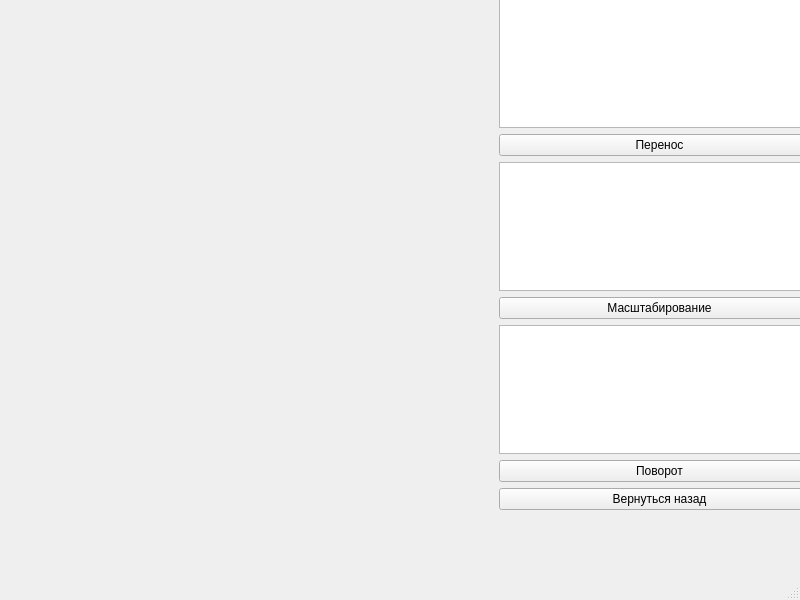
Before: the Qt Designer form cg/lab_02/mainwindow.ui in skitcc/4sem, drawn with Qt 5.
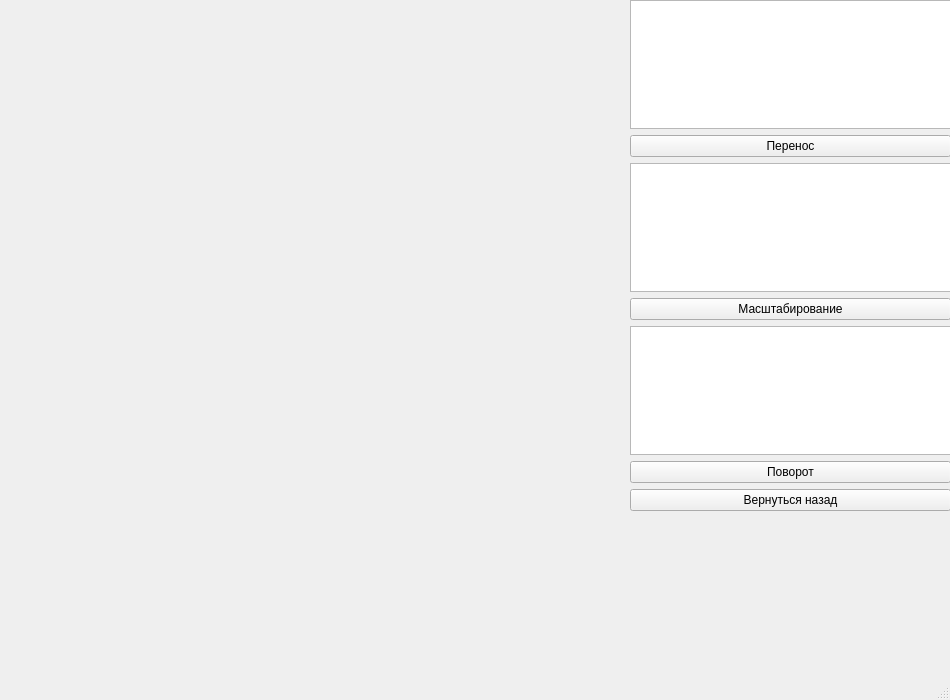
After: the same form once the commit is applied.

Patch:
```diff
--- a/cg/lab_02/mainwindow.ui
+++ b/cg/lab_02/mainwindow.ui
@@ -6,8 +6,8 @@
    <rect>
     <x>0</x>
     <y>0</y>
-    <width>800</width>
-    <height>600</height>
+    <width>950</width>
+    <height>700</height>
    </rect>
   </property>
   <property name="windowTitle">
@@ -17,8 +17,8 @@
    <widget class="QWidget" name="verticalLayoutWidget">
     <property name="geometry">
      <rect>
-      <x>499</x>
-      <y>-1</y>
+      <x>630</x>
+      <y>0</y>
       <width>321</width>
       <height>511</height>
      </rect>
@@ -63,6 +63,16 @@
      </item>
     </layout>
    </widget>
+   <widget class="QWidget" name="transformationWidget" native="true">
+    <property name="geometry">
+     <rect>
+      <x>0</x>
+      <y>0</y>
+      <width>600</width>
+      <height>600</height>
+     </rect>
+    </property>
+   </widget>
   </widget>
   <widget class="QMenuBar" name="menubar">
    <property name="geometry">
```
Left out of the diff: 4 changed lines with no effect on the pictures.
